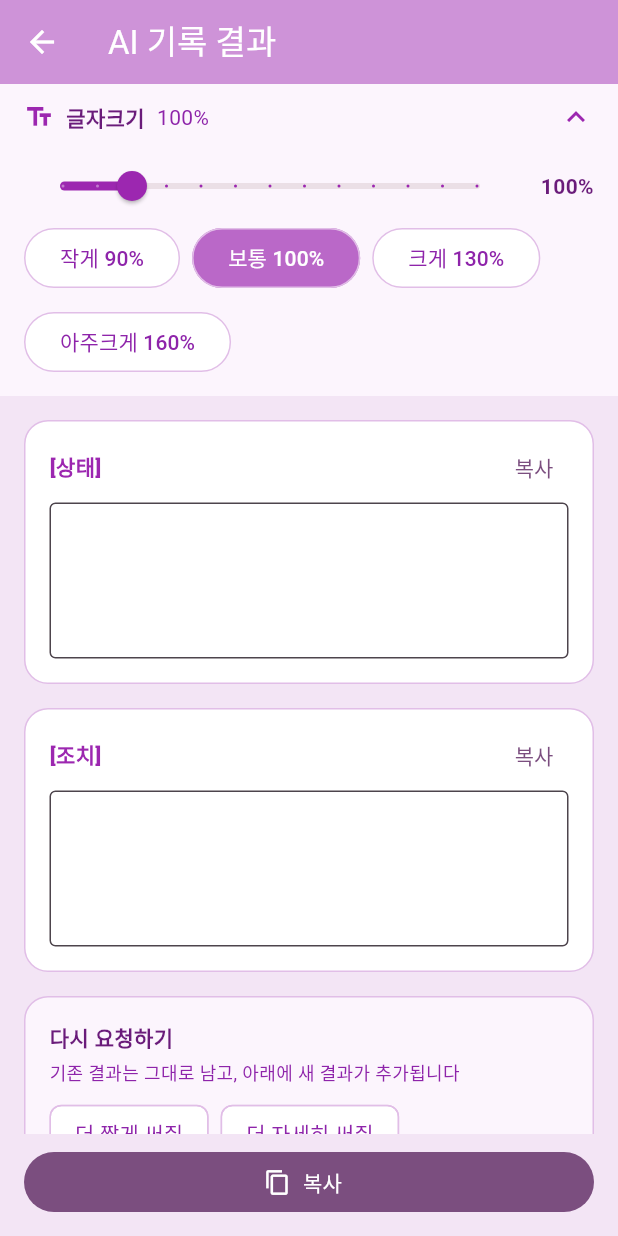
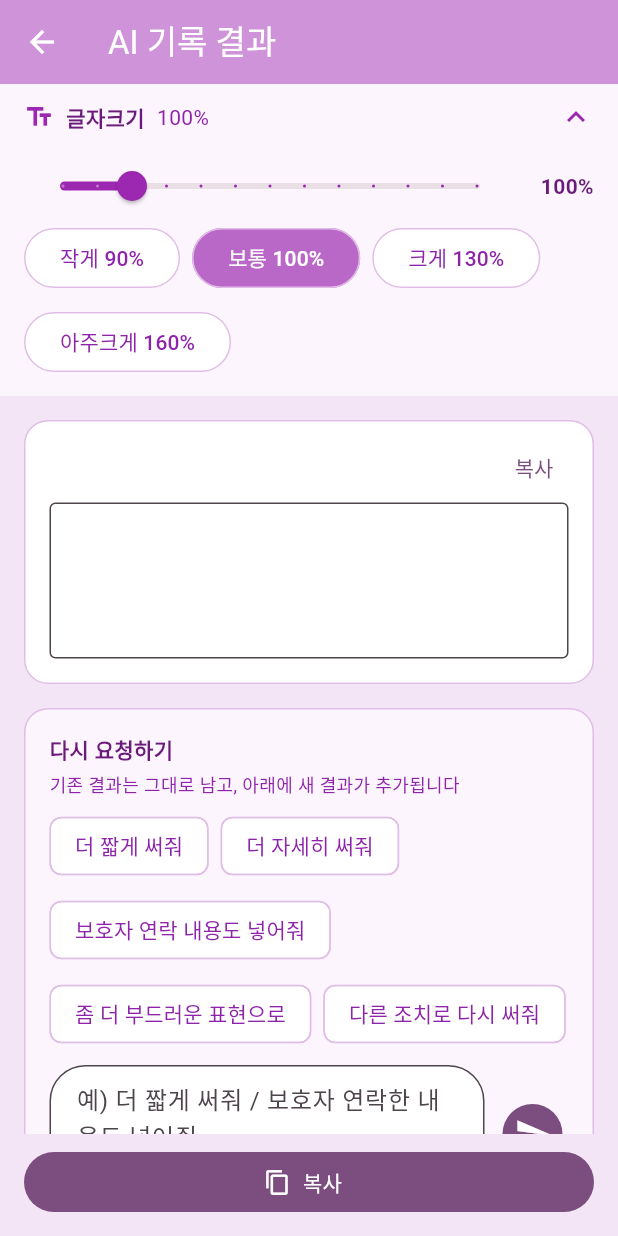
Before and after one commit to jhs2918/flutter_demo, a Flutter app: the AiGenerationResultScreen screen opened directly with empty values, after a tap on "글자크기", on a phone screen of 412 x 824 dp. Run offline on Flutter 3.47's test engine with Material 3 defaults, Android fonts, the phone set to English and light mode, and no system bars; our stand-ins replace google_mobile_ads, shared_preferences; accounts and stored records are empty.

Commit message:
Merge AI record output into one sentence, drop 상태/조치 split
Backend: replace the {"status","action"} response schema with a single
{"record": "..."} sentence. Guidelines now require 상태(관찰) →
조치(안내/지원/확인) → 반응 in one 1~2-sentence flow, joined with
"~하여"/"~되어", and explicitly ban colloquialisms, exclamations,
exaggeration, and subjective evaluation words (차분한/안정적인/편안한
등) - only objectively observed facts.

Frontend: AiGeneratedRecord now carries a single `text` field.
AiGenerationResultScreen shows the initial result as one unlabeled box
(no [상태]/[조치] header) instead of two; regenerate-request entries
below it are unaffected. Saved-combination screen hides the label
header too when a saved entry's label is empty.

Co-Authored-By: Claude Sonnet 5 <noreply@anthropic.com>
Claude-Session: https://claude.ai/code/session_019qyugrCtbbCyrxga2B1f16

```diff
--- a/lib/models/saved_card_combination.dart
+++ b/lib/models/saved_card_combination.dart
@@ -4,7 +4,7 @@
 class SavedResultEntry {
   const SavedResultEntry({required this.label, required this.text});
 
-  // "상태" / "조치" 또는 재요청 문구(예: "더 짧게 써줘").
+  // 최초 생성 결과는 빈 문자열, 재요청 결과는 그 요청 문구(예: "더 짧게 써줘").
   final String label;
   final String text;
 
--- a/lib/screens/ai_generation_result_screen.dart
+++ b/lib/screens/ai_generation_result_screen.dart
@@ -39,16 +39,14 @@ class _ResultEntry {
 class AiGenerationResultScreen extends StatefulWidget {
   const AiGenerationResultScreen({
     super.key,
-    required this.initialStatusText,
-    required this.initialActionText,
+    required this.initialText,
     required this.onRegenerate,
     this.selectedLabels = const <String>[],
     this.onSave,
     this.existingNames = const <String>[],
   });
 
-  final String initialStatusText;
-  final String initialActionText;
+  final String initialText;
   final Future<String> Function(String additionalRequest) onRegenerate;
   // [12] 결과 위에 "어떤 단어를 선택했는지" 보여줄 카드 라벨 목록.
   final List<String> selectedLabels;
@@ -67,9 +65,11 @@ class AiGenerationResultScreen extends StatefulWidget {
 
 class _AiGenerationResultScreenState extends State<AiGenerationResultScreen> {
   final TextEditingController _refineController = TextEditingController();
+  // [19] 상태·조치·반응이 하나로 합쳐진 문장 하나만 오므로 라벨 없이 결과
+  // 박스 하나만 시작 항목으로 둔다. 재요청 결과는 요청 문구를 라벨 삼아
+  // 그 아래에 계속 쌓인다(기존 동작 유지).
   late final List<_ResultEntry> _entries = <_ResultEntry>[
-    _ResultEntry(label: '상태', text: widget.initialStatusText),
-    _ResultEntry(label: '조치', text: widget.initialActionText),
+    _ResultEntry(label: '', text: widget.initialText),
   ];
   bool _isRegenerating = false;
 
@@ -115,7 +115,11 @@ class _AiGenerationResultScreenState extends State<AiGenerationResultScreen> {
 
   Future<void> _copy() async {
     final String combined = _entries
-        .map((_ResultEntry e) => '[${e.label}]\n${e.controller.text}')
+        .map(
+          (_ResultEntry e) => e.label.isEmpty
+              ? e.controller.text
+              : '[${e.label}]\n${e.controller.text}',
+        )
         .join('\n\n');
     await Clipboard.setData(ClipboardData(text: combined));
     if (!mounted) return;
@@ -479,7 +483,9 @@ class _ResultBox extends StatelessWidget {
           Row(
             children: <Widget>[
               Expanded(
-                child: Text(
+                child: entry.label.isEmpty
+                    ? const SizedBox.shrink()
+                    : Text(
                         '[${entry.label}]',
                         style: const TextStyle(
                           fontWeight: FontWeight.w800,
--- a/lib/screens/saved_combinations_screen.dart
+++ b/lib/screens/saved_combinations_screen.dart
@@ -476,7 +476,9 @@ class _SavedCombinationTileState extends State<_SavedCombinationTile> {
                               Row(
                                 children: <Widget>[
                                   Expanded(
-                                    child: Text(
+                                    child: result.label.isEmpty
+                                        ? const SizedBox.shrink()
+                                        : Text(
                                             '[${result.label}]',
                                             style: const TextStyle(
                                               fontWeight: FontWeight.w700,
```
Also changed, not shown: lib/screens/card_select_screen.dart (+2 -8 lines), lib/services/ai_record_api.dart (+6 -9 lines), 1 other file. Lines whose indentation alone changed are shown as unchanged.
